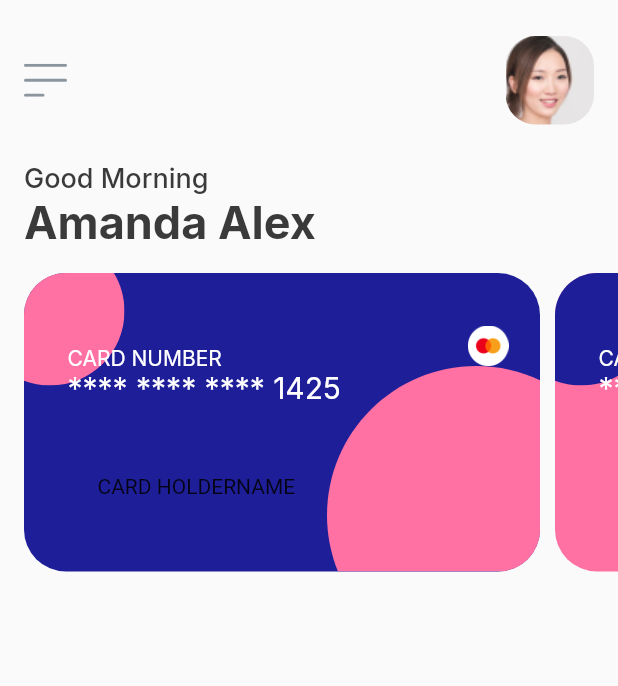
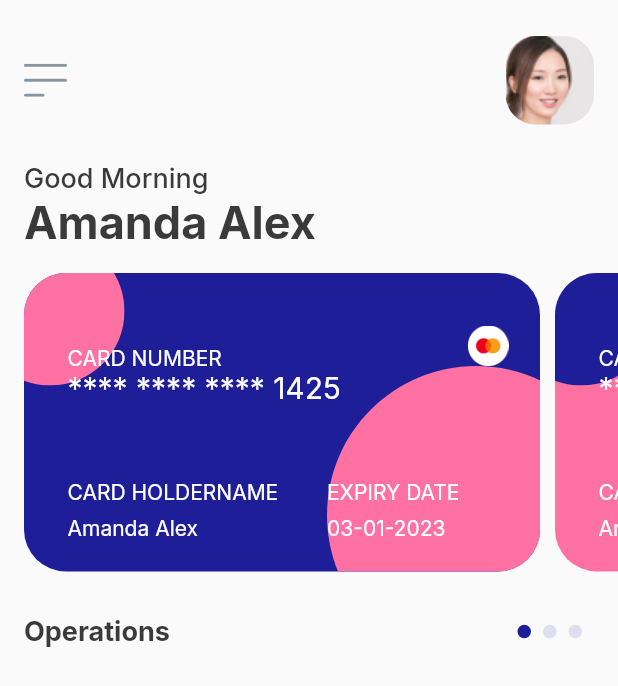
Before and after one commit to Agostinhodossantos/Banking-Management-, a Flutter app: the screen it shows after launch, on a phone screen of 412 x 824 dp. Shown: the top 686 px of the screen. Run offline on Flutter 3.47's test engine with Material 2 defaults, Android fonts, the phone set to English and light mode, and no system bars; our stand-ins replace flutter_svg, google_fonts.

Commit message:
setup dots indicators

```diff
--- a/lib/screens/home_screen.dart
+++ b/lib/screens/home_screen.dart
@@ -2,6 +2,7 @@ import 'package:flutter/material.dart';
 import 'package:flutter_svg/flutter_svg.dart';
 import 'package:fluttermoneymanagementapp/constants/color_constant.dart';
 import 'package:fluttermoneymanagementapp/models/card_model.dart';
+import 'package:fluttermoneymanagementapp/models/operation_model.dart';
 import 'package:google_fonts/google_fonts.dart';
 
 class HomeScreen extends StatefulWidget {
@@ -12,6 +13,19 @@ class HomeScreen extends StatefulWidget {
 }
 
 class _HomeScreenState extends State<HomeScreen> {
+
+  // Current selected
+  int current = 0;
+
+  // Handle Indicator
+  List<T> map<T>(List list, Function handler) {
+    List<T> result = [];
+    for(var i = 0; i < list.length; i++) {
+      result.add(handler(i, list[i]));
+    }
+    return result;
+  }
+
   @override
   Widget build(BuildContext context) {
     return Scaffold(
@@ -127,17 +141,86 @@ class _HomeScreenState extends State<HomeScreen> {
                             width: 27,
                             height: 27,
                         ),
+
                         Positioned(
-                          left: 49,
-                          bottom: 49,
-                          child: Text('CARD HOLDERNAME')
-                        )
+                          left: 29,
+                          bottom: 45,
+                          child: Text('CARD HOLDERNAME', style: GoogleFonts.inter(
+                            color: kWhiteColor
+                          ),)
+                        ),
+
+                        Positioned(
+                          left: 29,
+                          bottom: 21,
+                          child: Text(cards[index].user, style: GoogleFonts.inter(
+                            color: kWhiteColor
+                          ),)
+                        ),
+
+                        Positioned(
+                          left: 202,
+                          bottom: 45,
+                          child: Text('EXPIRY DATE', style: GoogleFonts.inter(
+                            color: kWhiteColor
+                          ),)
+                        ),
+
+                        Positioned(
+                          left: 202,
+                          bottom: 21,
+                          child: Text(cards[index].cardExpired, style: GoogleFonts.inter(
+                            color: kWhiteColor
+                          ),)
+                        ),
+
 
                     ],
                   )
                 );
               }),
+            ),
+
+            Padding(
+              padding: const EdgeInsets.only(left: 16, bottom: 13, top: 29, right: 16 ),
+              child: Row(
+                mainAxisAlignment: MainAxisAlignment.spaceBetween,
+                children: <Widget>[ Text('Operations', style: GoogleFonts.inter(
+                  fontSize: 18,
+                  fontWeight: FontWeight.w700,
+                  color: kBlackColor
+                ),),
+                 Row(
+                  children: map<Widget>(datas, (index, selected) {
+                    return Container(
+                      alignment: Alignment.centerLeft,
+                      height: 9,
+                      width: 9,
+                      margin: EdgeInsets.only(right: 8),
+                      decoration: BoxDecoration(
+                        shape: BoxShape.circle,
+                        color: current == index
+                          ? kBlueColor
+                          : kTwentyBlueColor
+                      ),
+                    );
+                  }),
+
+                )
+                ],
+              ),
+            ),
+
+            Container(
+              height: 123,
+              child: ListView.builder(
+                itemCount: datas.length,
+                scrollDirection: Axis.horizontal,
+                itemBuilder: (context, index) {
+
+              }),
             )
+
           ],
         ),
       ),
```
